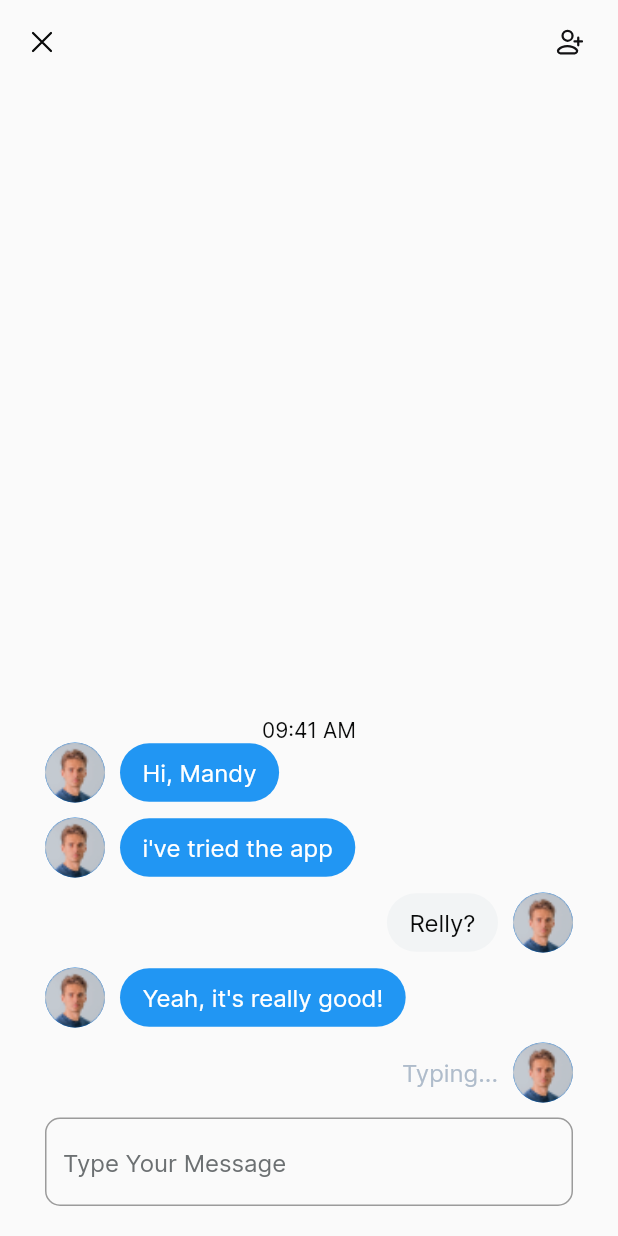
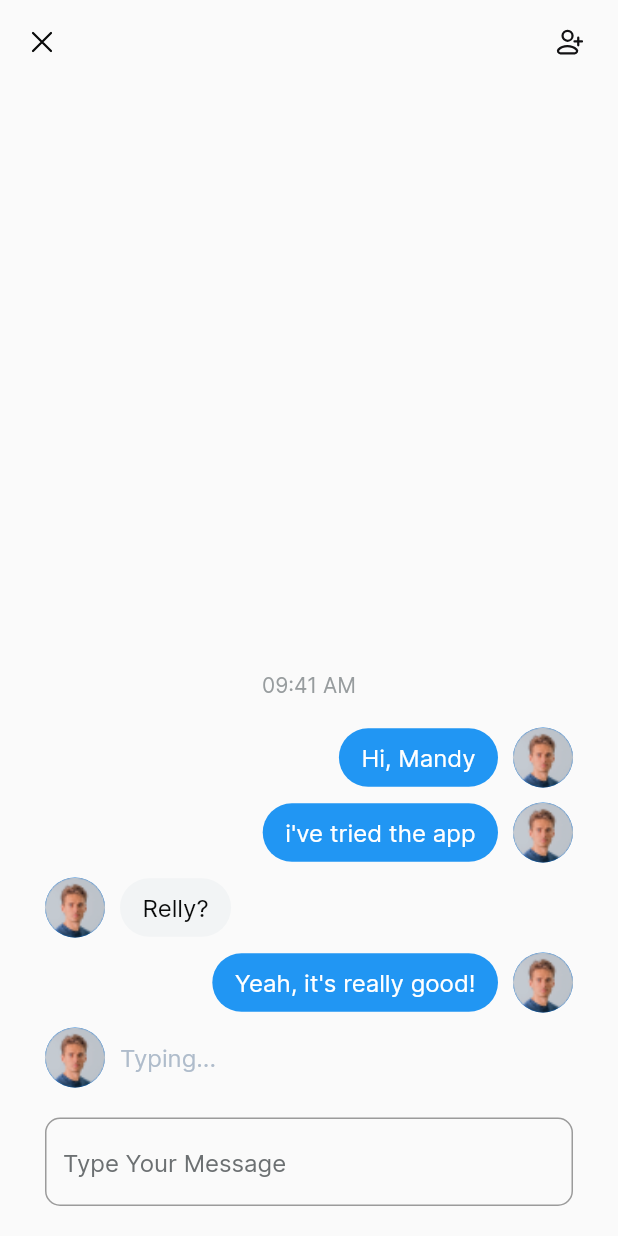
Before and after one commit to studio-alva/nucleus-flutter, a Flutter app: the ChatPages screen opened by its route, on a phone screen of 412 x 824 dp. Run offline on Flutter 3.47's test engine with Material 2 defaults, Android fonts, the phone set to English and light mode, and no system bars; our stand-ins replace carousel_slider, faker, flutter_svg; missing offline and left inert: dart:ffi.

Commit message:
review 1 - room chat pages

```diff
--- a/lib/ui_features/pages/home/chat_pages.dart
+++ b/lib/ui_features/pages/home/chat_pages.dart
@@ -12,9 +12,8 @@ import '../../widgets/chat/chat_sender_item.dart';
 class ChatPages extends StatelessWidget {
   ChatPages({super.key});
   static const String chatPages = "chatPages";
-  TextEditingController messgae = TextEditingController();
 
-  List<ChatModel> chat = [
+  final List<ChatModel> chat = [
     ChatModel(
       image: AssetPaths.imageAvatar1,
       tipe: "sender",
@@ -48,6 +47,7 @@ class ChatPages extends StatelessWidget {
   ];
   @override
   Widget build(BuildContext context) {
+    TextEditingController messgae = TextEditingController();
     return Scaffold(
       appBar: AppBarSecondary(
         leading: TextButton(
@@ -71,13 +71,15 @@ class ChatPages extends StatelessWidget {
         child: Column(
           children: [
             Expanded(
-              child: Container(
               child:
                   Column(mainAxisAlignment: MainAxisAlignment.end, children: [
-                  const Text(
+                Text(
                   "09:41 AM",
-                    style: AssetStyles.labelMdSmReg1,
+                  style: AssetStyles.labelSmReguler.copyWith(
+                    color: AssetColors.skyDark,
                   ),
+                ),
+                verticalSpace(20),
                 ...chat
                     .map(
                       (data) => (data.tipe == "sender")
@@ -91,7 +93,7 @@ class ChatPages extends StatelessWidget {
                     .toList(),
               ]),
             ),
-            ),
+            verticalSpace(10),
             InputCustom(
               controller: messgae,
               hintText: "Type Your Message",
--- a/lib/ui_features/widgets/chat/chat_receiver_item.dart
+++ b/lib/ui_features/widgets/chat/chat_receiver_item.dart
@@ -4,12 +4,12 @@ import '../../../config/config.dart';
 import '../../model/chat_model.dart';
 
 class ChatReceiverItem extends StatelessWidget {
-  ChatReceiverItem({
+  const ChatReceiverItem({
     super.key,
     required this.data,
   });
 
-  ChatModel data;
+  final ChatModel data;
 
   @override
   Widget build(BuildContext context) {
@@ -18,7 +18,12 @@ class ChatReceiverItem extends StatelessWidget {
       width: double.infinity,
       child: Row(
         children: [
-          Expanded(child: Container()),
+          const CircleAvatar(
+            backgroundImage: AssetImage(
+              AssetPaths.imageAvatar1,
+            ),
+          ),
+          horizontalSpace(10),
           (data.status == 1)
               ? Container(
                   padding: const EdgeInsets.symmetric(
@@ -31,25 +36,15 @@ class ChatReceiverItem extends StatelessWidget {
                   ),
                   child: Text(
                     data.message,
-                    style: AssetStyles.labelMdMdReg.copyWith(
-                      color: AssetColors.inkDarkest,
-                    ),
+                    style: AssetStyles.labelMdRegular,
                   ),
                 )
-              : Container(
-                  child: Text(
-                    "Typing...",
-                    style: AssetStyles.labelMdMdReg.copyWith(
-                      color: AssetColors.textGrey,
-                    ),
+              : Text(
+                  "Typing...",
+                  style: AssetStyles.labelMdMdReg.copyWith(
+                    color: AssetColors.textGrey,
                   ),
                 ),
-          horizontalSpace(10),
-          const CircleAvatar(
-            backgroundImage: AssetImage(
-              AssetPaths.imageAvatar1,
-            ),
-          ),
         ],
       ),
     );
--- a/lib/ui_features/widgets/chat/chat_sender_item.dart
+++ b/lib/ui_features/widgets/chat/chat_sender_item.dart
@@ -4,12 +4,12 @@ import '../../../config/config.dart';
 import '../../model/chat_model.dart';
 
 class ChatSenderItem extends StatelessWidget {
-  ChatSenderItem({
+  const ChatSenderItem({
     super.key,
     required this.data,
   });
 
-  ChatModel data;
+  final ChatModel data;
 
   @override
   Widget build(BuildContext context) {
@@ -17,12 +17,7 @@ class ChatSenderItem extends StatelessWidget {
       margin: const EdgeInsets.only(bottom: 10),
       child: Row(
         children: [
-          const CircleAvatar(
-            backgroundImage: AssetImage(
-              AssetPaths.imageAvatar1,
-            ),
-          ),
-          horizontalSpace(10),
+          const Spacer(),
           Container(
             padding: const EdgeInsets.symmetric(
               vertical: 10,
@@ -34,9 +29,15 @@ class ChatSenderItem extends StatelessWidget {
             ),
             child: Text(
               data.message,
-              style: AssetStyles.labelMdMdReg.copyWith(
+              style: AssetStyles.labelMdRegular.copyWith(
                 color: AssetColors.skyWhite,
               ),
+            ),
+          ),
+          horizontalSpace(10),
+          const CircleAvatar(
+            backgroundImage: AssetImage(
+              AssetPaths.imageAvatar1,
             ),
           ),
         ],
```
Lines whose indentation alone changed are shown as unchanged.
